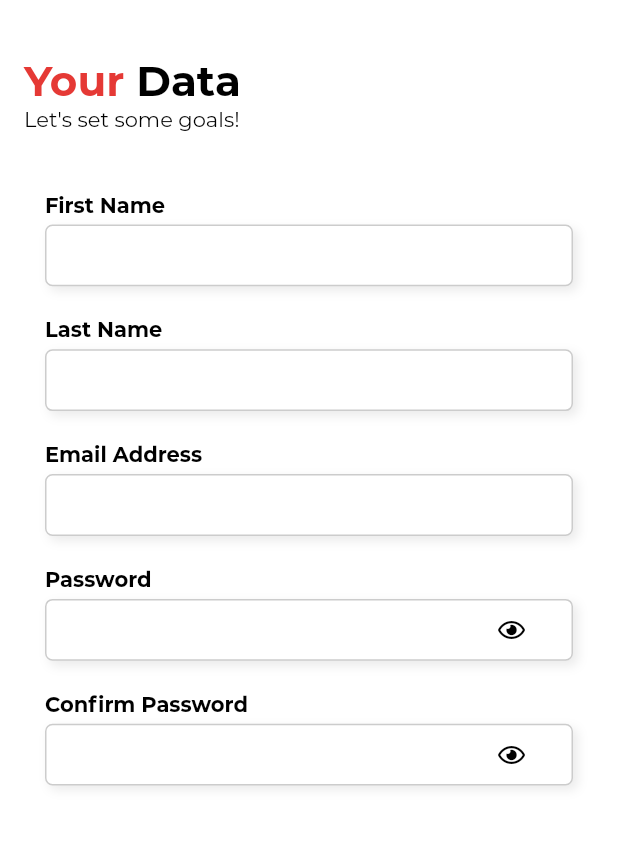
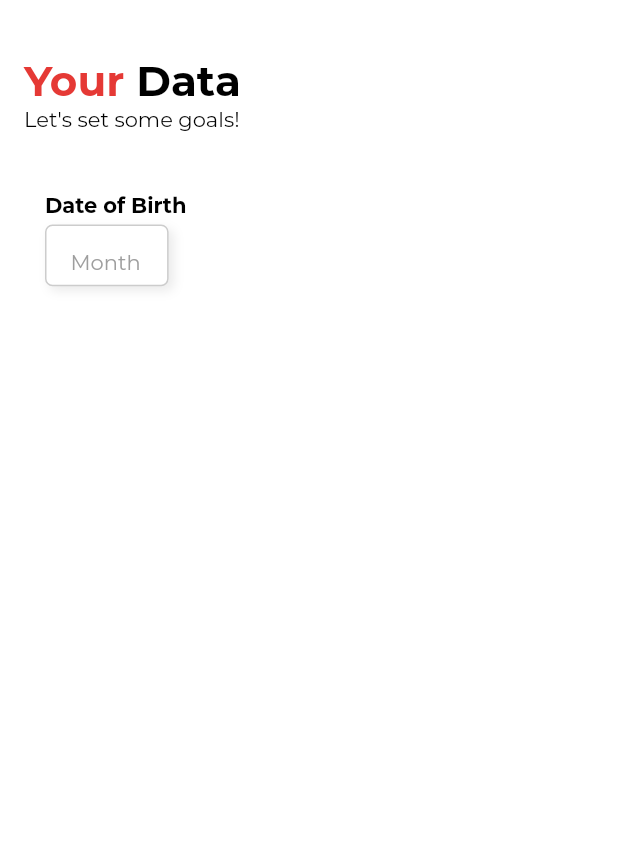
Before and after one commit to briceallard/maximize, a Flutter app: the RegisterPage screen opened directly, swiped to page 2, on a phone screen of 412 x 824 dp, the part 65-915 px from its top. Run offline on Flutter 3.47's test engine with Material 2 defaults, Android fonts, the phone set to English and light mode, and no system bars; our stand-ins replace cloud_firestore, device_preview, email_validator, firebase_auth, font_awesome_flutter; accounts and stored records are empty; project files that could hold a hidden picture were left out.

Commit message:
started page two of registration form

```diff
--- a/lib/app/pages/register/register_page.dart
+++ b/lib/app/pages/register/register_page.dart
@@ -15,6 +15,7 @@ class RegisterPage extends StatefulWidget {
 class _RegisterPageState extends State<RegisterPage> {
   final GlobalKey<ScaffoldState> _scaffoldKey = GlobalKey<ScaffoldState>();
   final GlobalKey<FormState> _registerFormKey = GlobalKey<FormState>();
+  final GlobalKey<FormState> _userDataFormKey = GlobalKey<FormState>();
   final PageController _pageController = PageController();
 
   TextEditingController firstNameController = TextEditingController();
@@ -203,29 +204,94 @@ class _RegisterPageState extends State<RegisterPage> {
 
   Widget _buildPageTwoRegisterForm() {
     return Form(
-      key: _registerFormKey,
+      key: _userDataFormKey,
       child: Container(
         margin: EdgeInsets.only(top: 40.0),
         padding: EdgeInsets.symmetric(horizontal: 14.0),
         child: Column(
           crossAxisAlignment: CrossAxisAlignment.start,
           children: <Widget>[
-            _firstNameTextField(),
-            _lastNameTextField(),
-            _emailTextField(),
-            _passwordTextField(),
-            _passwordConfirmTextField(),
+            _buildAgeTextField(),
           ],
         ),
       ),
     );
   }
 
+  Widget _buildAgeTextField() {
+    return Column(
+      crossAxisAlignment: CrossAxisAlignment.start,
+      children: <Widget>[
+        Text(
+          'Date of Birth',
+          style: TextStyle(
+            color: Colors.black,
+            fontSize: 14.0,
+            fontWeight: FontWeight.w600,
+          ),
+        ),
+        Container(
+          height: MediaQuery.of(context).size.height * 0.05,
+          width: MediaQuery.of(context).size.width * 0.20,
+          padding: EdgeInsets.symmetric(horizontal: 16.0),
+          margin: EdgeInsets.only(top: 5.0),
+          decoration: BoxDecoration(
+            color: Colors.white,
+            border: Border.all(color: Colors.black.withOpacity(0.2)),
+            borderRadius: BorderRadius.circular(5.0),
+            boxShadow: [
+              BoxShadow(
+                color: Colors.black.withOpacity(0.08),
+                blurRadius: 5.0,
+                offset: Offset(3.0, 3.0),
+              ),
+            ],
+          ),
+          child: TextFormField(
+            controller: firstNameController,
+            validator: (value) {
+              setState(() {
+                _firstNameError = Validate(value: value).validateFirstName();
+              });
+
+              return null;
+            },
+            onSaved: (value) => setState(() => _user.fName = value),
+            keyboardType: TextInputType.text,
+            textCapitalization: TextCapitalization.words,
+            decoration: InputDecoration(
+              contentPadding: EdgeInsets.symmetric(vertical: 10.0),
+              hasFloatingPlaceholder: false,
+              border: InputBorder.none,
+              hintText: 'Month'
+            ),
+            style: TextStyle(
+              color: Colors.black,
+              fontSize: 14.0,
+              fontWeight: FontWeight.w400,
+            ),
+          ),
+        ),
+        Container(
+          height: 20.0,
+          padding: EdgeInsets.symmetric(horizontal: 15.0),
+          alignment: Alignment.topLeft,
+          child: Text(
+            _firstNameError,
+            style: TextStyle(
+              color: Colors.red,
+              fontSize: 10.0,
+              fontWeight: FontWeight.w600,
+            ),
+          ),
+        ),
+      ],
+    );
+  }
+
   Widget _firstNameTextField() {
     return Column(
-      children: <Widget>[
-        Row(
-          mainAxisAlignment: MainAxisAlignment.start,
+      crossAxisAlignment: CrossAxisAlignment.start,
       children: <Widget>[
         Text(
           'First Name',
@@ -234,8 +300,6 @@ class _RegisterPageState extends State<RegisterPage> {
             fontSize: 14.0,
             fontWeight: FontWeight.w600,
           ),
-            ),
-          ],
         ),
         Container(
           height: MediaQuery.of(context).size.height * 0.05,
@@ -296,9 +360,7 @@ class _RegisterPageState extends State<RegisterPage> {
 
   Widget _lastNameTextField() {
     return Column(
-      children: <Widget>[
-        Row(
-          mainAxisAlignment: MainAxisAlignment.start,
+      crossAxisAlignment: CrossAxisAlignment.start,
       children: <Widget>[
         Text(
           'Last Name',
@@ -307,8 +369,6 @@ class _RegisterPageState extends State<RegisterPage> {
             fontSize: 14.0,
             fontWeight: FontWeight.w600,
           ),
-            ),
-          ],
         ),
         Container(
           height: MediaQuery.of(context).size.height * 0.05,
@@ -369,9 +429,7 @@ class _RegisterPageState extends State<RegisterPage> {
 
   Widget _emailTextField() {
     return Column(
-      children: <Widget>[
-        Row(
-          mainAxisAlignment: MainAxisAlignment.start,
+      crossAxisAlignment: CrossAxisAlignment.start,
       children: <Widget>[
         Text(
           'Email Address',
@@ -380,8 +438,6 @@ class _RegisterPageState extends State<RegisterPage> {
             fontSize: 14.0,
             fontWeight: FontWeight.w600,
           ),
-            ),
-          ],
         ),
         Container(
           height: MediaQuery.of(context).size.height * 0.05,
@@ -441,9 +497,7 @@ class _RegisterPageState extends State<RegisterPage> {
 
   Widget _passwordTextField() {
     return Column(
-      children: <Widget>[
-        Row(
-          mainAxisAlignment: MainAxisAlignment.start,
+      crossAxisAlignment: CrossAxisAlignment.start,
       children: <Widget>[
         Text(
           'Password',
@@ -452,8 +506,6 @@ class _RegisterPageState extends State<RegisterPage> {
             fontSize: 14.0,
             fontWeight: FontWeight.w600,
           ),
-            ),
-          ],
         ),
         Container(
           height: MediaQuery.of(context).size.height * 0.05,
@@ -524,9 +576,7 @@ class _RegisterPageState extends State<RegisterPage> {
 
   Widget _passwordConfirmTextField() {
     return Column(
-      children: <Widget>[
-        Row(
-          mainAxisAlignment: MainAxisAlignment.start,
+      crossAxisAlignment: CrossAxisAlignment.start,
       children: <Widget>[
         Text(
           'Confirm Password',
@@ -535,8 +585,6 @@ class _RegisterPageState extends State<RegisterPage> {
             fontSize: 14.0,
             fontWeight: FontWeight.w600,
           ),
-            ),
-          ],
         ),
         Container(
           height: MediaQuery.of(context).size.height * 0.05,
```
Lines whose indentation alone changed are shown as unchanged.
